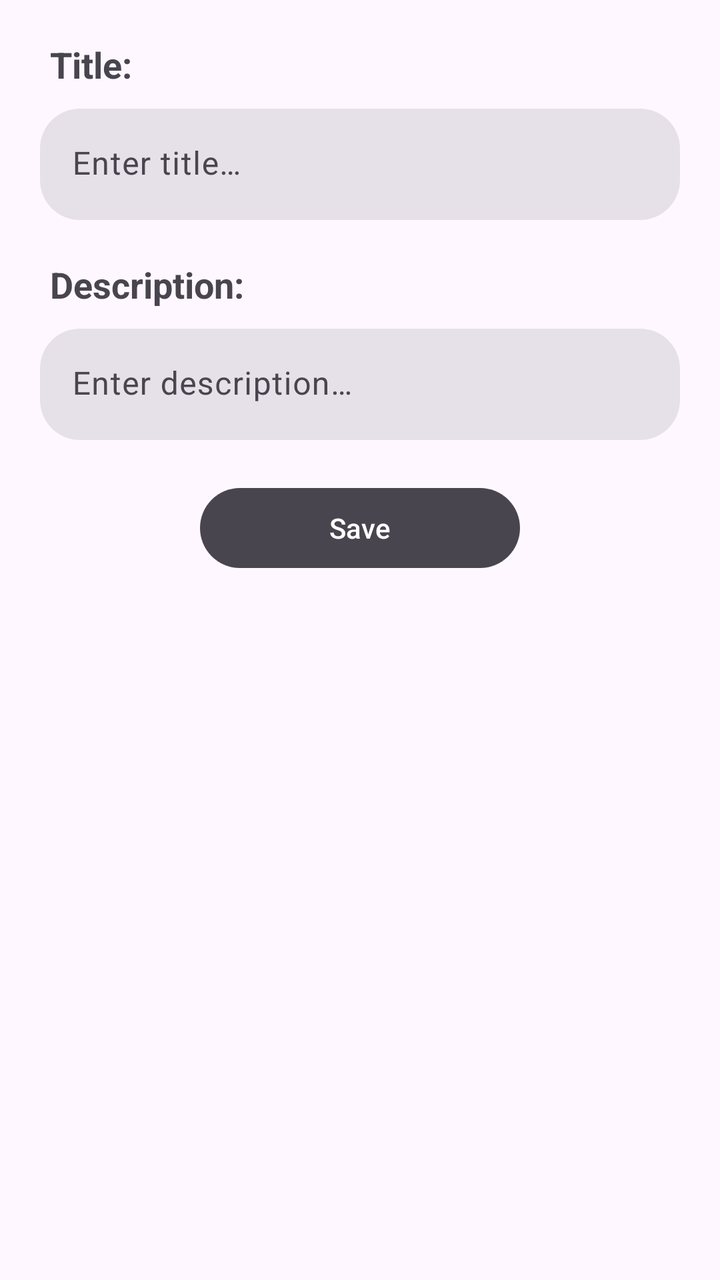
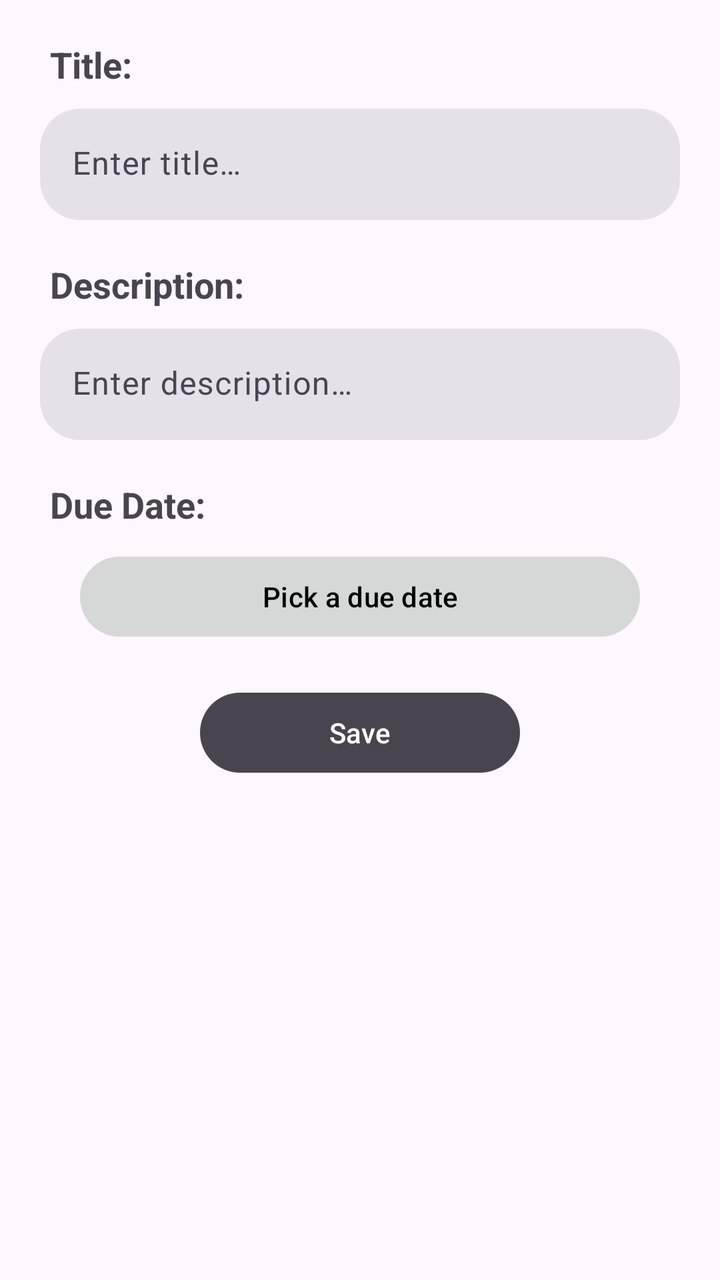

Compare the two renders of this Android layout. The source of the first and the diff that turns it into the second are given below.
<!-- AndroidManifest.xml: application theme Theme.TaskMate -->
<!-- res/layout/bottomsheet_edit_task.xml -->
<?xml version="1.0" encoding="utf-8"?>
    <LinearLayout
        xmlns:android="http://schemas.android.com/apk/res/android"
        xmlns:app="http://schemas.android.com/apk/res-auto"
        android:orientation="vertical"
        android:layout_width="match_parent"
        android:layout_height="wrap_content">

        <TextView
            android:layout_width="match_parent"
            android:layout_height="wrap_content"
            android:layout_marginHorizontal="25dp"
            android:layout_marginTop="20dp"
            android:text="@string/titleTitle"
            android:textSize="18sp"
            android:textStyle="bold"/>

        <com.google.android.material.textfield.TextInputLayout
            android:id="@+id/titleLayout"
            style="@style/Widget.Material3.TextInputLayout.FilledBox"
            android:layout_width="match_parent"
            android:layout_height="wrap_content"
            android:paddingHorizontal="20dp"
            android:layout_marginTop="10dp"
            app:boxStrokeWidth="0dp"
            app:boxStrokeWidthFocused="0dp"
            app:boxCornerRadiusBottomEnd="20dp"
            app:boxCornerRadiusBottomStart="20dp"
            app:boxCornerRadiusTopEnd="20dp"
            app:boxCornerRadiusTopStart="20dp"
            android:focusedByDefault="true">

            <com.google.android.material.textfield.TextInputEditText
                android:id="@+id/editTitle"
                android:layout_width="match_parent"
                android:layout_height="wrap_content"
                android:hint="@string/titleInputHint"
                android:inputType="textCapSentences"
                android:singleLine="true"
                android:imeOptions="actionNext"
                android:focusedByDefault="true"
                android:focusable="true"
                android:focusableInTouchMode="true"
                android:cursorVisible="true"/>

        </com.google.android.material.textfield.TextInputLayout>

        <TextView
            android:layout_width="match_parent"
            android:layout_height="wrap_content"
            android:layout_marginHorizontal="25dp"
            android:layout_marginTop="20dp"
            android:text="@string/descTitle"
            android:textSize="18sp"
            android:textStyle="bold"/>

        <com.google.android.material.textfield.TextInputLayout
            android:id="@+id/descriptionLayout"
            style="@style/Widget.Material3.TextInputLayout.FilledBox"
            android:layout_width="match_parent"
            android:layout_height="wrap_content"
            android:paddingHorizontal="20dp"
            android:layout_marginTop="10dp"
            app:boxStrokeWidth="0dp"
            app:boxStrokeWidthFocused="0dp"
            app:boxCornerRadiusBottomEnd="20dp"
            app:boxCornerRadiusBottomStart="20dp"
            app:boxCornerRadiusTopEnd="20dp"
            app:boxCornerRadiusTopStart="20dp">

            <com.google.android.material.textfield.TextInputEditText
                android:id="@+id/editDescription"
                android:layout_width="match_parent"
                android:layout_height="wrap_content"
                android:inputType="textCapSentences"
                android:hint="@string/descriptionInputHint"/>
        </com.google.android.material.textfield.TextInputLayout>

        <com.google.android.material.button.MaterialButton
            android:id="@+id/saveButton"
            android:layout_width="match_parent"
            android:layout_height="wrap_content"
            android:text="@string/save"
            android:layout_marginTop="20dp"
            android:layout_marginHorizontal="100dp"
            app:backgroundTint="?attr/colorControlNormal" />

    </LinearLayout>
<!-- resources referenced by this layout -->
<resources>
  <string name="descTitle">Description: </string>
  <string name="descriptionInputHint">Enter description…</string>
  <string name="save">Save</string>
  <string name="titleInputHint">Enter title…</string>
  <string name="titleTitle">Title:</string>
  <style name="Theme.TaskMate" parent="Theme.Material3.DayNight.NoActionBar">
  
          <item name="textAppearanceHeadline6">@style/TextAppearance.MaterialComponents.Headline6</item>
          <item name="textAppearanceBody1">@style/TextAppearance.MaterialComponents.Body1</item>
  
  
          
          <item name="colorPrimary">@color/purple_500</item>
  
  
          
          <item name="colorSecondary">@color/teal_200</item>
  
  
          
          <item name="android:navigationBarColor">@color/teal_700</item>
          <item name="android:statusBarColor">@color/teal_700</item>
          
      </style>
  <color name="purple_500">#FF6200EE</color>
  <color name="teal_200">#FF03DAC5</color>
  <color name="teal_700">#FF018786</color>
</resources>

<!-- the commit's change to res/layout/bottomsheet_edit_task.xml (unified diff, before → after) -->
@@ -76,6 +76,25 @@
                 android:hint="@string/descriptionInputHint"/>
         </com.google.android.material.textfield.TextInputLayout>
 
+        <TextView
+            android:layout_width="match_parent"
+            android:layout_height="wrap_content"
+            android:textStyle="bold"
+            android:textSize="18sp"
+            android:layout_marginTop="20dp"
+            android:layout_marginHorizontal="25dp"
+            android:text="@string/dueDate"/>
+
+        <com.google.android.material.button.MaterialButton
+            android:id="@+id/dateTimePickerBtn"
+            android:layout_width="match_parent"
+            android:layout_height="wrap_content"
+            android:layout_marginHorizontal="40dp"
+            android:layout_marginTop="10dp"
+            android:backgroundTint="?attr/colorButtonNormal"
+            android:text="@string/datePicker"
+            android:textColor="@color/black"/>
+
         <com.google.android.material.button.MaterialButton
             android:id="@+id/saveButton"
             android:layout_width="match_parent"
<!-- resource entries referenced after the edit -->
@@ -1,7 +1,10 @@
 <!-- resources referenced by this layout -->
 <resources>
+  <color name="black">#FF000000</color>
+  <string name="datePicker">Pick a due date</string>
   <string name="descTitle">Description: </string>
   <string name="descriptionInputHint">Enter description…</string>
+  <string name="dueDate">Due Date:</string>
   <string name="save">Save</string>
   <string name="titleInputHint">Enter title…</string>
   <string name="titleTitle">Title:</string>
